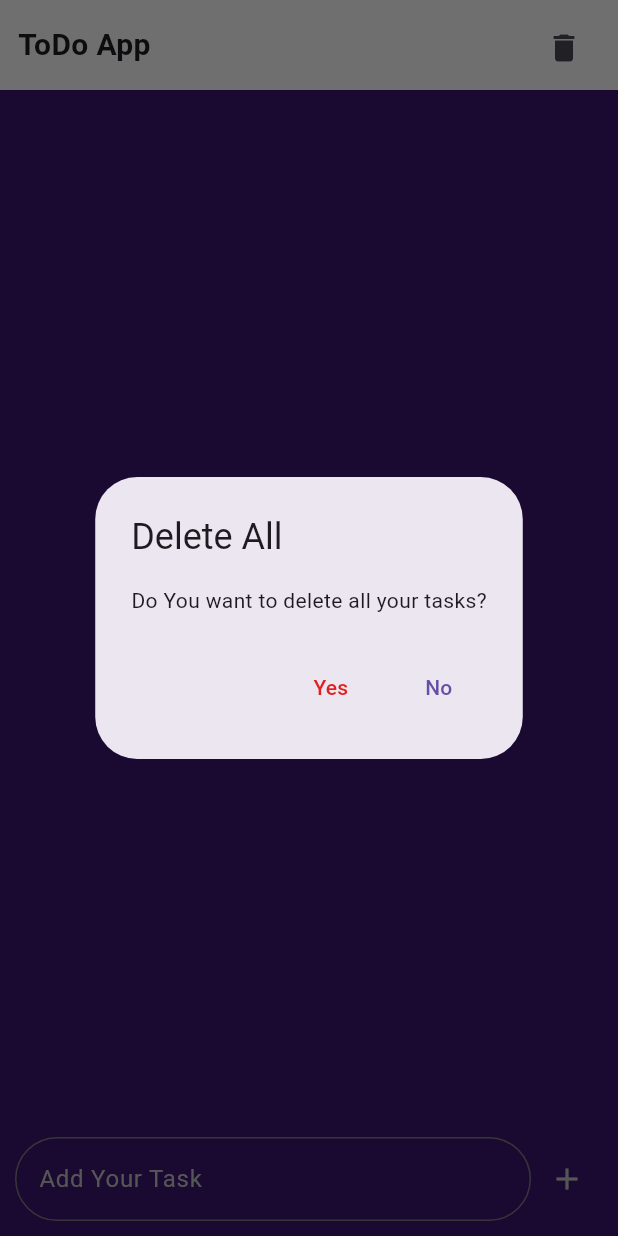
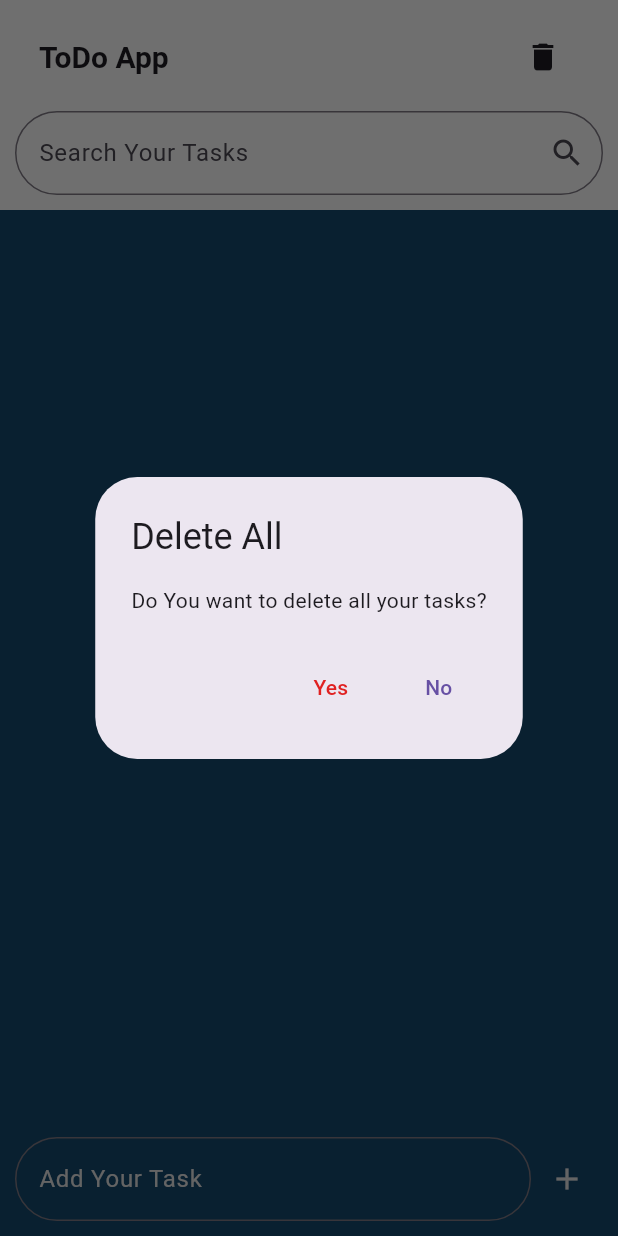
Before and after one commit to Ankitkumardmk98/ToDo-App, a Flutter app: the screen it shows after launch, after a tap on the "delete" icon, on a phone screen of 412 x 824 dp. Run offline on Flutter 3.47's test engine with Material 3 defaults, Android fonts, the phone set to English and light mode, and no system bars.

Commit message:
Added Search bar(design only) and updated some code

```diff
--- a/lib/constant.dart
+++ b/lib/constant.dart
@@ -1,8 +1,9 @@
 import 'package:flutter/material.dart';
 
-const bgColor = Color.fromARGB(255, 57, 19, 104);
+const bgColor = Color.fromARGB(255, 19, 69, 104);
 const appbarBgColor = Color.fromARGB(255, 243, 243, 243);
 const white = Color.fromARGB(255, 255, 255, 255);
 const black = Color.fromARGB(255, 39, 39, 39);
-const grey = Color.fromARGB(255, 187, 187, 187);
+const grey = Color.fromARGB(255, 217, 217, 217);
 const red = Color.fromARGB(255, 224, 33, 33);
+const green = Color.fromARGB(255, 66, 171, 43);
--- a/lib/main_page.dart
+++ b/lib/main_page.dart
@@ -8,6 +8,7 @@ class MainPage extends StatefulWidget {
   State<MainPage> createState() => _MainPageState();
 }
 
+//Creating a class
 class Task {
   String taskTitle;
   bool isDone;
@@ -68,14 +69,17 @@ class _MainPageState extends State<MainPage> {
     );
   }
 
+//Empty List for Tasks
   List<Task> taskList = [];
 
+//Function to delete all tasks
   void deleteAllTask() {
     setState(() {
       taskList.clear();
     });
   }
 
+//Function to add tasks
   void addTask() {
     if (userInput.text.isNotEmpty) {
       taskList.add(
@@ -107,11 +111,15 @@ class _MainPageState extends State<MainPage> {
     return Scaffold(
       backgroundColor: bgColor,
       appBar: PreferredSize(
-        preferredSize: Size.fromHeight(60),
+        preferredSize: Size.fromHeight(140),
         child: AppBar(
           backgroundColor: appbarBgColor,
-          flexibleSpace: Padding(
-            padding: const EdgeInsets.all(12),
+          title: Padding(
+            padding: EdgeInsets.only(
+              top: 20,
+              left: 10,
+              right: 10,
+            ),
             child: Row(
               mainAxisAlignment: MainAxisAlignment.spaceBetween,
               children: [
@@ -128,6 +136,20 @@ class _MainPageState extends State<MainPage> {
               ],
             ),
           ),
+          bottom: PreferredSize(
+            preferredSize: Size.fromHeight(30),
+            child: Padding(
+              padding: const EdgeInsets.all(10),
+              child: TextField(
+                decoration: InputDecoration(
+                  hintText: "Search Your Tasks",
+                  suffixIcon: Icon(Icons.search),
+                  border: OutlineInputBorder(
+                      borderRadius: BorderRadius.circular(30)),
+                ),
+              ),
+            ),
+          ),
         ),
       ),
       body: Column(
@@ -142,7 +164,7 @@ class _MainPageState extends State<MainPage> {
                   title: Text(
                     taskList[index].taskTitle,
                     style: TextStyle(
-                      color: grey,
+                      color: taskList[index].isDone ? green : grey,
                       decoration: taskList[index].isDone
                           ? TextDecoration.lineThrough
                           : TextDecoration.none,
```
